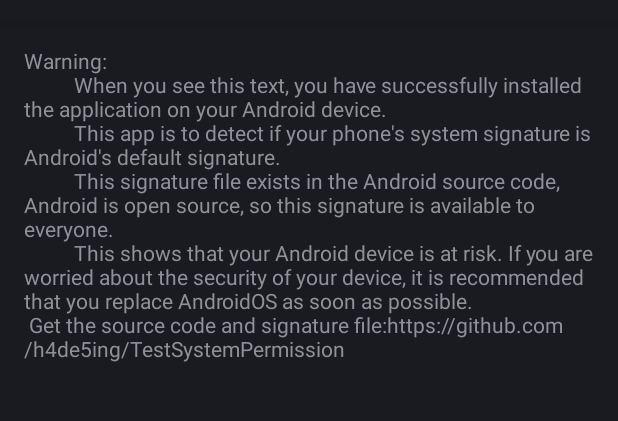
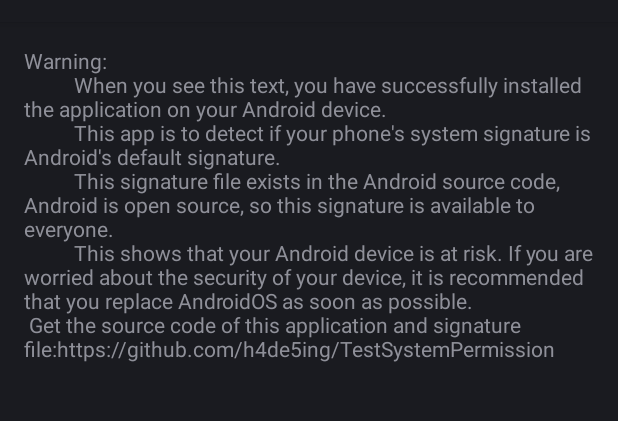
Before and after one commit to h4de5ing/TestSystemPermission, an Android app: the screen it shows after launch (MainActivity), on a phone screen of 412 x 824 dp, the part 62-483 px from its top. Run offline under Robolectric (Android 15) with nearby library versions, the phone set to English and light mode, and no system bars.

Commit message:
update tips

```diff
--- a/app/src/main/res/values/strings.xml
+++ b/app/src/main/res/values/strings.xml
@@ -6,6 +6,6 @@
          This app is to detect if your phone\'s system signature is Android\'s default signature. \n
          This signature file exists in the Android source code, Android is open source, so this signature is available to everyone. \n
          This shows that your Android device is at risk. If you are worried about the security of your device, it is recommended that you replace AndroidOS as soon as possible.\n
-        Get the source code and signature file:https://github.com/h4de5ing/TestSystemPermission
+        Get the source code of this application and signature file:https://github.com/h4de5ing/TestSystemPermission
     </string>
 </resources>
```
Also changed, not shown: 3 other files.
